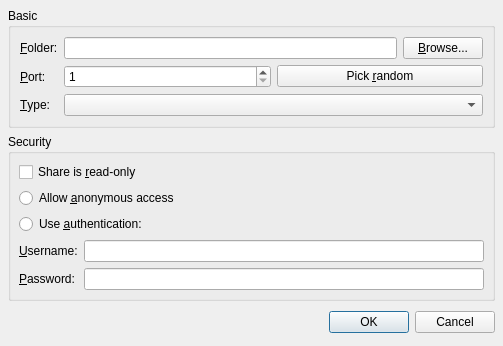
This is trunk/netek_sharesettings.ui in BackupTheBerlios/netek-svn as Qt 5 draws it before an edit. The edited form follows.
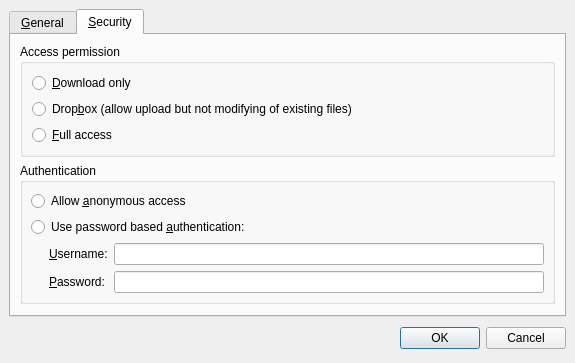
This is the edited form. The open tabs and pages were chosen to show the change.

Commit message: dropbox, delete in web folders, recursive delete, redesigned share settings dialog, TODOs, ...

Patch:
```diff
--- a/trunk/netek_sharesettings.ui
+++ b/trunk/netek_sharesettings.ui
@@ -8,8 +8,8 @@
    <rect>
     <x>0</x>
     <y>0</y>
-    <width>503</width>
-    <height>298</height>
+    <width>575</width>
+    <height>342</height>
    </rect>
   </property>
   <property name="windowTitle" >
@@ -17,13 +17,29 @@
   </property>
   <layout class="QVBoxLayout" >
    <property name="margin" >
-    <number>8</number>
+    <number>9</number>
    </property>
    <property name="spacing" >
     <number>6</number>
    </property>
    <item>
-    <widget class="QGroupBox" name="groupBox" >
+    <widget class="QTabWidget" name="tabWidget" >
+     <property name="currentIndex" >
+      <number>0</number>
+     </property>
+     <widget class="QWidget" name="tab" >
+      <attribute name="title" >
+       <string>&amp;General</string>
+      </attribute>
+      <layout class="QVBoxLayout" >
+       <property name="margin" >
+        <number>9</number>
+       </property>
+       <property name="spacing" >
+        <number>6</number>
+       </property>
+       <item>
+        <widget class="QGroupBox" name="groupBox_2" >
      <property name="title" >
       <string>Basic</string>
      </property>
@@ -54,8 +70,8 @@
         </item>
        </layout>
       </item>
-      <item row="0" column="0" >
-       <widget class="QLabel" name="label" >
+          <item row="1" column="0" >
+           <widget class="QLabel" name="label_2" >
         <property name="text" >
          <string>&amp;Folder:</string>
         </property>
@@ -64,6 +80,9 @@
         </property>
        </widget>
       </item>
+          <item row="2" column="1" >
+           <widget class="QComboBox" name="type" />
+          </item>
       <item row="1" column="1" >
        <layout class="QHBoxLayout" >
         <property name="margin" >
@@ -91,8 +110,8 @@
         </item>
        </layout>
       </item>
-      <item row="1" column="0" >
-       <widget class="QLabel" name="label_2" >
+          <item row="0" column="0" >
+           <widget class="QLabel" name="label" >
         <property name="text" >
          <string>&amp;Port:</string>
         </property>
@@ -111,16 +130,75 @@
         </property>
        </widget>
       </item>
-      <item row="2" column="1" >
-       <widget class="QComboBox" name="type" />
-      </item>
-     </layout>
-    </widget>
+         </layout>
+        </widget>
+       </item>
+       <item>
+        <spacer>
+         <property name="orientation" >
+          <enum>Qt::Vertical</enum>
+         </property>
+         <property name="sizeHint" >
+          <size>
+           <width>20</width>
+           <height>40</height>
+          </size>
+         </property>
+        </spacer>
+       </item>
+      </layout>
+     </widget>
+     <widget class="QWidget" name="tab_2" >
+      <attribute name="title" >
+       <string>&amp;Security</string>
+      </attribute>
+      <layout class="QVBoxLayout" >
+       <property name="margin" >
+        <number>9</number>
+       </property>
+       <property name="spacing" >
+        <number>6</number>
+       </property>
+       <item>
+        <widget class="QGroupBox" name="groupBox" >
+         <property name="title" >
+          <string>Access permission</string>
+         </property>
+         <layout class="QVBoxLayout" >
+          <property name="margin" >
+           <number>9</number>
+          </property>
+          <property name="spacing" >
+           <number>6</number>
+          </property>
+          <item>
+           <widget class="QRadioButton" name="downloadOnly" >
+            <property name="text" >
+             <string>&amp;Download only</string>
+            </property>
+           </widget>
    </item>
    <item>
-    <widget class="QGroupBox" name="groupBox_2" >
+           <widget class="QRadioButton" name="dropbox" >
+            <property name="text" >
+             <string>Drop&amp;box (allow upload but not modifying of existing files)</string>
+            </property>
+           </widget>
+          </item>
+          <item>
+           <widget class="QRadioButton" name="fullAccess" >
+            <property name="text" >
+             <string>&amp;Full access</string>
+            </property>
+           </widget>
+          </item>
+         </layout>
+        </widget>
+       </item>
+       <item>
+        <widget class="QGroupBox" name="groupBox_3" >
      <property name="title" >
-      <string>Security</string>
+          <string>Authentication</string>
      </property>
      <layout class="QVBoxLayout" >
       <property name="margin" >
@@ -129,13 +207,6 @@
       <property name="spacing" >
        <number>6</number>
       </property>
-      <item>
-       <widget class="QCheckBox" name="readOnly" >
-        <property name="text" >
-         <string>Share is &amp;read-only</string>
-        </property>
-       </widget>
-      </item>
       <item>
        <widget class="QRadioButton" name="anonymous" >
         <property name="text" >
@@ -146,7 +217,7 @@
       <item>
        <widget class="QRadioButton" name="authentication" >
         <property name="text" >
-         <string>Use &amp;authentication:</string>
+             <string>Use password based &amp;authentication:</string>
         </property>
        </widget>
       </item>
@@ -188,6 +259,22 @@
         <item row="0" column="2" >
          <widget class="QLineEdit" name="username" />
         </item>
+            <item row="0" column="0" >
+             <spacer>
+              <property name="orientation" >
+               <enum>Qt::Horizontal</enum>
+              </property>
+              <property name="sizeType" >
+               <enum>QSizePolicy::Fixed</enum>
+              </property>
+              <property name="sizeHint" >
+               <size>
+                <width>18</width>
+                <height>20</height>
+               </size>
+              </property>
+             </spacer>
+            </item>
        </layout>
       </item>
      </layout>
@@ -205,6 +292,10 @@
       </size>
      </property>
     </spacer>
+       </item>
+      </layout>
+     </widget>
+    </widget>
    </item>
    <item>
     <layout class="QHBoxLayout" >
```
Left out of the diff: 21 changed lines with no effect on the pictures. Lines whose indentation alone changed are shown as unchanged. The commit also changes 9 other files.
